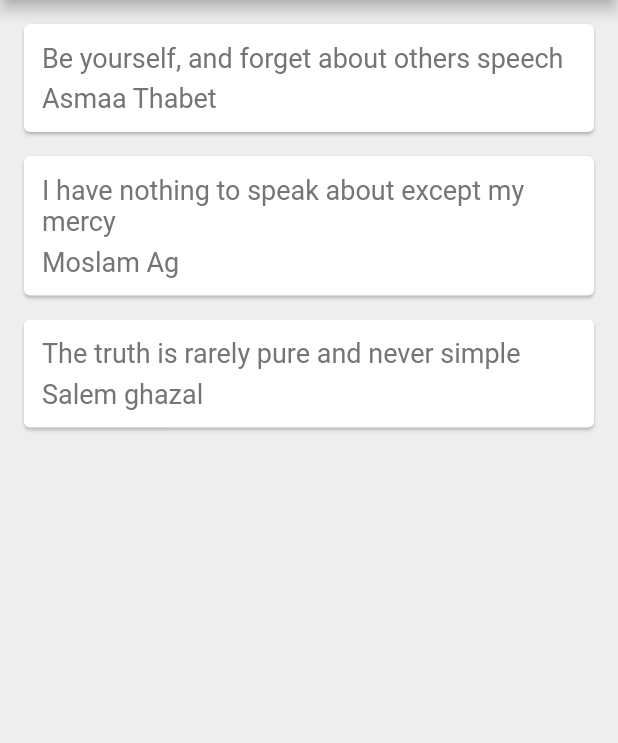
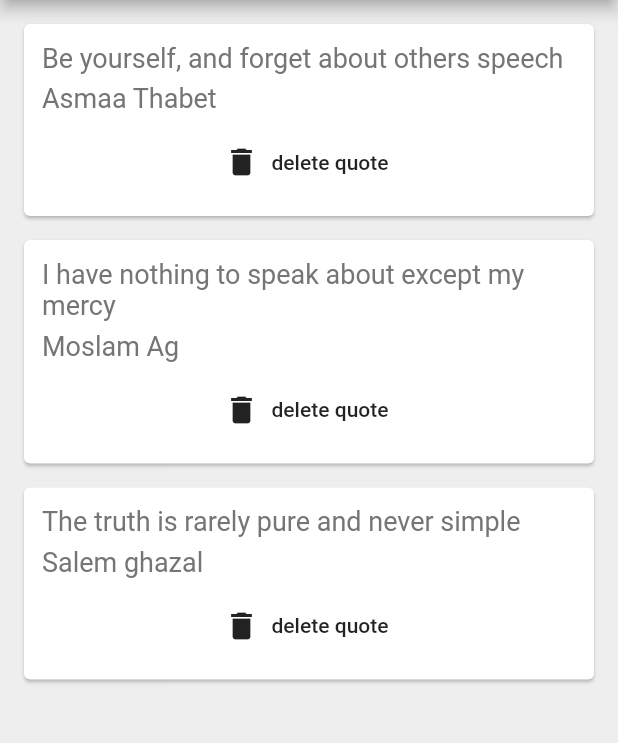
Before and after one commit to Asmaathabet/Quotes, a Flutter app: the screen it shows after launch, on a phone screen of 412 x 824 dp, the part 84-827 px from its top. Run offline on Flutter 3.47's test engine with Material 2 defaults, Android fonts, the phone set to English and light mode, and no system bars.

Commit message:
add delete quote function

```diff
--- a/lib/main.dart
+++ b/lib/main.dart
@@ -30,7 +30,14 @@ class _QuoteListState extends State<QuoteList> {
         backgroundColor: Colors.redAccent,
       ),
       body: Column(
-        children: quotes.map((quote) => QuoteCard(quote: quote)).toList(),
+        children: quotes.map((quote) => QuoteCard(
+            quote: quote,
+            delete: () {
+             setState(() {
+             quotes.remove(quote);
+           });
+        }
+        )).toList(),
       ),
     );
   }
--- a/lib/quote-card.dart
+++ b/lib/quote-card.dart
@@ -3,7 +3,8 @@ import 'quote.dart';
 
 class QuoteCard extends StatelessWidget {
   final Quote quote;
-  QuoteCard({ this.quote });
+  final Function delete;
+  QuoteCard({ this.quote, this.delete });
 
   @override
   Widget build(BuildContext context) {
@@ -28,7 +29,12 @@ class QuoteCard extends StatelessWidget {
                 fontSize: 18.0,
                 color: Colors.grey[600],
               ),
-            )
+            ),
+            SizedBox(height: 8.0),
+            FlatButton.icon(
+                onPressed: delete,
+                icon: Icon(Icons.delete),
+                label: Text('delete quote')),
           ],
         ),
       ),
```
